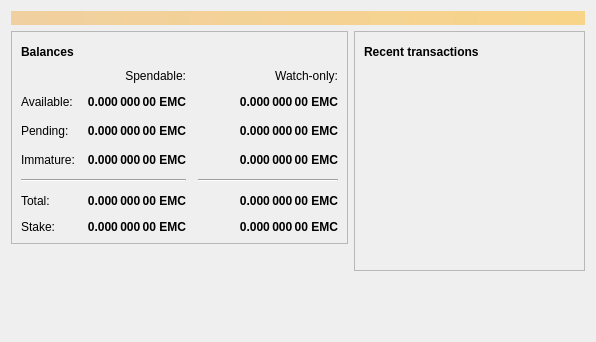
Exgibichi/rt, file src/qt/forms/overviewpage.ui: the form before one commit.
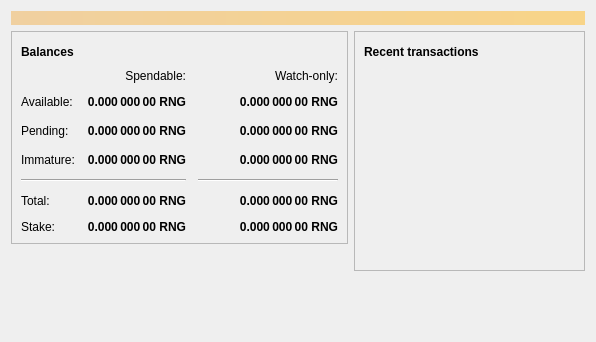
The form after the commit. Icons and pictures are not drawn.

What changed in the file:
```diff
--- a/src/qt/forms/overviewpage.ui
+++ b/src/qt/forms/overviewpage.ui
@@ -129,7 +129,7 @@
                <string>Unconfirmed transactions to watch-only addresses</string>
               </property>
               <property name="text">
-               <string notr="true">0.000 000 00 EMC</string>
+               <string notr="true">0.000 000 00 RNG</string>
               </property>
               <property name="alignment">
                <set>Qt::AlignRight|Qt::AlignTrailing|Qt::AlignVCenter</set>
@@ -154,7 +154,7 @@
                <string>Total of transactions that have yet to be confirmed, and do not yet count toward the spendable balance</string>
               </property>
               <property name="text">
-               <string notr="true">0.000 000 00 EMC</string>
+               <string notr="true">0.000 000 00 RNG</string>
               </property>
               <property name="alignment">
                <set>Qt::AlignRight|Qt::AlignTrailing|Qt::AlignVCenter</set>
@@ -179,7 +179,7 @@
                <string>Mined balance in watch-only addresses that has not yet matured</string>
               </property>
               <property name="text">
-               <string notr="true">0.000 000 00 EMC</string>
+               <string notr="true">0.000 000 00 RNG</string>
               </property>
               <property name="alignment">
                <set>Qt::AlignRight|Qt::AlignTrailing|Qt::AlignVCenter</set>
@@ -237,7 +237,7 @@
                <string>Mined balance that has not yet matured</string>
               </property>
               <property name="text">
-               <string notr="true">0.000 000 00 EMC</string>
+               <string notr="true">0.000 000 00 RNG</string>
               </property>
               <property name="alignment">
                <set>Qt::AlignRight|Qt::AlignTrailing|Qt::AlignVCenter</set>
@@ -282,7 +282,7 @@
                <string>Your current total balance</string>
               </property>
               <property name="text">
-               <string notr="true">0.000 000 00 EMC</string>
+               <string notr="true">0.000 000 00 RNG</string>
               </property>
               <property name="alignment">
                <set>Qt::AlignRight|Qt::AlignTrailing|Qt::AlignVCenter</set>
@@ -307,7 +307,7 @@
                <string>Current total balance in watch-only addresses</string>
               </property>
               <property name="text">
-               <string notr="true">0.000 000 00 EMC</string>
+               <string notr="true">0.000 000 00 RNG</string>
               </property>
               <property name="alignment">
                <set>Qt::AlignRight|Qt::AlignTrailing|Qt::AlignVCenter</set>
@@ -349,7 +349,7 @@
                <string>Your current spendable balance</string>
               </property>
               <property name="text">
-               <string notr="true">0.000 000 00 EMC</string>
+               <string notr="true">0.000 000 00 RNG</string>
               </property>
               <property name="alignment">
                <set>Qt::AlignRight|Qt::AlignTrailing|Qt::AlignVCenter</set>
@@ -374,7 +374,7 @@
                <string>Your current balance in watch-only addresses</string>
               </property>
               <property name="text">
-               <string notr="true">0.000 000 00 EMC</string>
+               <string notr="true">0.000 000 00 RNG</string>
               </property>
               <property name="alignment">
                <set>Qt::AlignRight|Qt::AlignTrailing|Qt::AlignVCenter</set>
@@ -423,7 +423,7 @@
                <string>Your current balance that is used in stake generation</string>
               </property>
               <property name="text">
-               <string notr="true">0.000 000 00 EMC</string>
+               <string notr="true">0.000 000 00 RNG</string>
               </property>
               <property name="alignment">
                <set>Qt::AlignRight|Qt::AlignTrailing|Qt::AlignVCenter</set>
@@ -448,7 +448,7 @@
                <string>Your current balance that is used for stake generation in watch-only addresses</string>
               </property>
               <property name="text">
-               <string notr="true">0.000 000 00 EMC</string>
+               <string notr="true">0.000 000 00 RNG</string>
               </property>
               <property name="alignment">
                <set>Qt::AlignRight|Qt::AlignTrailing|Qt::AlignVCenter</set>
```
Left out of the diff: 4 changed lines with no effect on the pictures.
